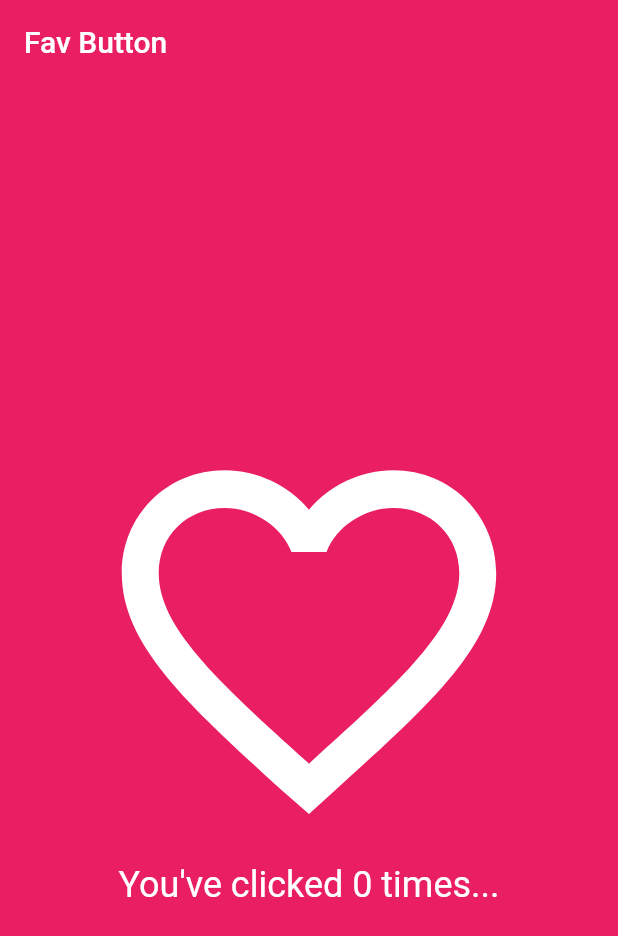
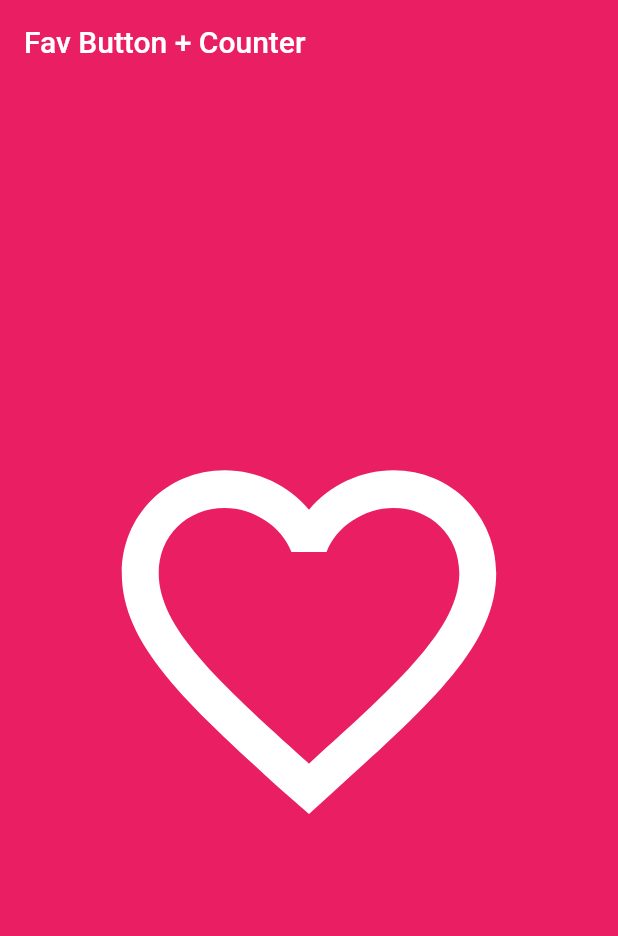
Before and after one commit to yaostyle/flutter_fav_button_by_provider_3, a Flutter app: the screen it shows after launch, on a phone screen of 412 x 824 dp. Shown: the top 936 px of the screen. Run offline on Flutter 3.47's test engine with Material 2 defaults, Android fonts, the phone set to English and light mode, and no system bars.

```diff
--- a/lib/main.dart
+++ b/lib/main.dart
@@ -1,17 +1,27 @@
 import 'package:flutter/material.dart';
 import 'package:provider/provider.dart';
+import 'package:flutter/animation.dart';
 
 void main() => runApp(MyApp());
 
 class Fav with ChangeNotifier {
   int _count = 0;
   bool _isFav = false;
+  double _scale = 300;
   bool get status => _isFav;
   int get count => _count;
+  double get scale => _scale;
 
   void update() {
     _isFav ? _isFav = false : _isFav = true;
     _count++;
+
+    notifyListeners();
+  }
+
+  void reset() {
+    _isFav = false;
+    _count = 0;
     notifyListeners();
   }
 }
@@ -46,7 +56,7 @@ class HomePage extends StatelessWidget {
     return Scaffold(
       appBar: AppBar(
         elevation: 0.0,
-        title: Text("Fav Button"),
+        title: Text("Fav Button + Counter"),
       ),
       body: FavButton(),
     );
@@ -64,6 +74,8 @@ class _FavButtonState extends State<FavButton>
     with SingleTickerProviderStateMixin {
   AnimationController _animationController;
 
+  double size = 300;
+
   FavIcon favIcon;
 
   @override
@@ -72,8 +84,8 @@ class _FavButtonState extends State<FavButton>
 
     _animationController = AnimationController(
       vsync: this,
-      duration: Duration(milliseconds: 1500),
-      lowerBound: 0.2,
+      duration: Duration(milliseconds: 1000),
+      lowerBound: 0.0,
       upperBound: 1.5,
     );
 
@@ -82,24 +94,25 @@ class _FavButtonState extends State<FavButton>
     });
   }
 
-  void _onTapDown(TapDownDetails details, bool status) {
-    setState(() {
-      favIcon = FavIcon(status, 1.3);
-    });
+  @override
+  void dispose() {
+    _animationController.dispose();
+    super.dispose();
+  }
+
+  void _onTapDown(TapDownDetails details) {
     _animationController.fling();
   }
 
-  void _onTapUp(TapUpDetails details, bool status) {
-    setState(() {
-      favIcon = FavIcon(status, 1.0);
-    });
+  void _onTapUp(TapUpDetails details) {
     _animationController.reverse();
   }
 
   @override
   Widget build(BuildContext context) {
     final fav = Provider.of<Fav>(context);
-    favIcon = FavIcon(fav.status, 1.0);
+    double scale = 1.0;
+
     return Container(
       color: Colors.pink,
       child: Center(
@@ -108,10 +121,17 @@ class _FavButtonState extends State<FavButton>
           mainAxisAlignment: MainAxisAlignment.center,
           children: <Widget>[
             GestureDetector(
-              onTap: Provider.of<Fav>(context).update,
-              onTapDown: (td) => _onTapDown(td, fav.status),
-              onTapUp: (tu) => _onTapUp(tu, fav.status),
-              child: favIcon,
+              onTapDown: (td) {
+                _onTapDown(td);
+                size = 330;
+              },
+              onTapUp: (tu) {
+                _onTapUp(tu);
+                fav.update();
+                size = 300;
+              },
+              onLongPress: () => Provider.of<Fav>(context).reset(),
+              child: FavIcon(fav.status, scale, size),
             ),
             CounterLabel(),
           ],
@@ -125,17 +145,22 @@ class CounterLabel extends StatelessWidget {
   @override
   Widget build(BuildContext context) {
     final fav = Provider.of<Fav>(context);
-    return Text(
-      "You've clicked ${fav.count} times...",
-      style: TextStyle(fontSize: 24, color: Colors.white),
-    );
+    const textStyle = TextStyle(fontSize: 24, color: Colors.white);
+
+    return fav.count > 0
+        ? Text(
+            "You've clicked ${fav.count} times...",
+            style: textStyle,
+          )
+        : Text(" ", style: textStyle);
   }
 }
 
 class FavIcon extends StatelessWidget {
   final bool fav;
   final double scaleNum;
-  const FavIcon(this.fav, this.scaleNum);
+  final double size;
+  const FavIcon(this.fav, this.scaleNum, this.size);
 
   @override
   Widget build(BuildContext context) {
@@ -143,7 +168,7 @@ class FavIcon extends StatelessWidget {
       scale: scaleNum,
       child: Icon(
         fav != null && fav == true ? Icons.favorite : Icons.favorite_border,
-        size: 300.0,
+        size: size,
         color: Colors.white,
       ),
     );
```
